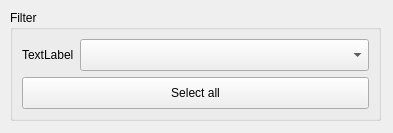
Old version of the form bank-view/frontsinglefilter.ui in the repository smandyscom/front-base-widget.
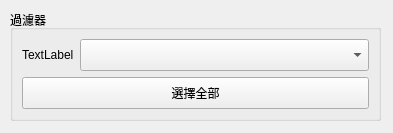
New version of the form.

```diff
--- a/bank-view/frontsinglefilter.ui
+++ b/bank-view/frontsinglefilter.ui
@@ -29,7 +29,7 @@
     </rect>
    </property>
    <property name="title">
-    <string>Filter</string>
+    <string>過濾器</string>
    </property>
    <layout class="QVBoxLayout" name="verticalLayout_2">
     <item>
@@ -64,7 +64,7 @@
          </sizepolicy>
         </property>
         <property name="text">
-         <string>Select all</string>
+         <string>選擇全部</string>
         </property>
        </widget>
       </item>
```
